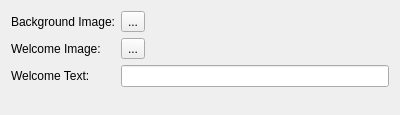
This is themes/classic/config.ui in netrunner-debian-kde-extras/lightdm-kde as Qt 5 draws it before an edit. The edited form follows.
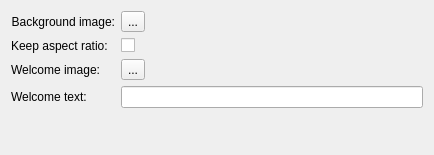
This is the edited form. Custom widgets are drawn as their Qt base class.

```diff
--- a/themes/classic/config.ui
+++ b/themes/classic/config.ui
@@ -6,63 +6,64 @@
    <rect>
     <x>0</x>
     <y>0</y>
-    <width>400</width>
-    <height>115</height>
+    <width>434</width>
+    <height>155</height>
    </rect>
   </property>
-  <layout class="QGridLayout" name="gridLayout">
-   <item row="1" column="0">
+  <layout class="QFormLayout" name="formLayout">
+   <item row="0" column="0">
     <widget class="QLabel" name="label">
      <property name="text">
-      <string>Background Image:</string>
+      <string>Background image:</string>
      </property>
      <property name="alignment">
       <set>Qt::AlignRight|Qt::AlignTrailing|Qt::AlignVCenter</set>
      </property>
     </widget>
    </item>
-   <item row="3" column="0">
+   <item row="0" column="1">
+    <widget class="SelectImageButton" name="kcfg_Background">
+     <property name="text">
+      <string>...</string>
+     </property>
+    </widget>
+   </item>
+   <item row="1" column="0">
+    <widget class="QLabel" name="label_4">
+     <property name="text">
+      <string>Keep aspect ratio:</string>
+     </property>
+    </widget>
+   </item>
+   <item row="1" column="1">
+    <widget class="QCheckBox" name="kcfg_BackgroundKeepAspectRatio">
+     <property name="text">
+      <string/>
+     </property>
+    </widget>
+   </item>
+   <item row="2" column="0">
     <widget class="QLabel" name="label_2">
      <property name="text">
-      <string>Welcome Image:</string>
+      <string>Welcome image:</string>
      </property>
     </widget>
    </item>
-   <item row="4" column="0">
+   <item row="2" column="1">
+    <widget class="SelectImageButton" name="kcfg_Logo">
+     <property name="text">
+      <string>...</string>
+     </property>
+    </widget>
+   </item>
+   <item row="3" column="0">
     <widget class="QLabel" name="label_3">
      <property name="text">
-      <string>Welcome Text:</string>
-     </property>
-    </widget>
-   </item>
-   <item row="6" column="1">
-    <spacer name="verticalSpacer">
-     <property name="orientation">
-      <enum>Qt::Vertical</enum>
-     </property>
-     <property name="sizeHint" stdset="0">
-      <size>
-       <width>20</width>
-       <height>40</height>
-      </size>
-     </property>
-    </spacer>
-   </item>
-   <item row="1" column="1">
-    <widget class="SelectImageButton" name="kcfg_Background">
-     <property name="text">
-      <string>...</string>
+      <string>Welcome text:</string>
      </property>
     </widget>
    </item>
    <item row="3" column="1">
-    <widget class="SelectImageButton" name="kcfg_Logo">
-     <property name="text">
-      <string>...</string>
-     </property>
-    </widget>
-   </item>
-   <item row="4" column="1">
     <widget class="KLineEdit" name="kcfg_GreetMessage"/>
    </item>
   </layout>
```
